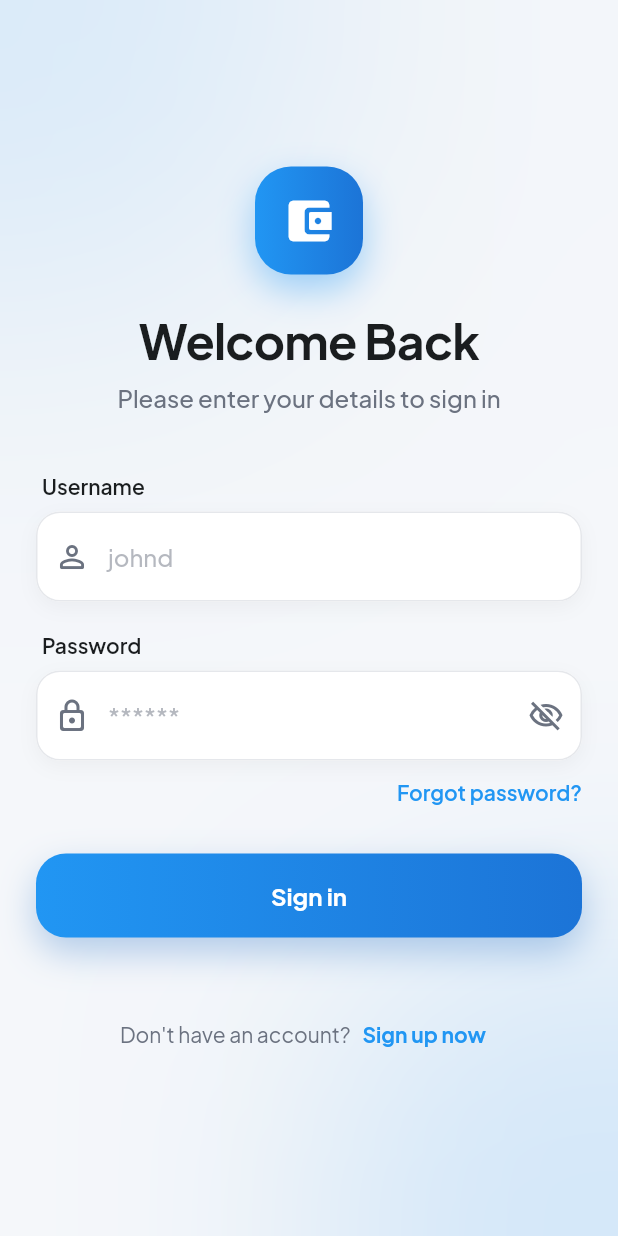
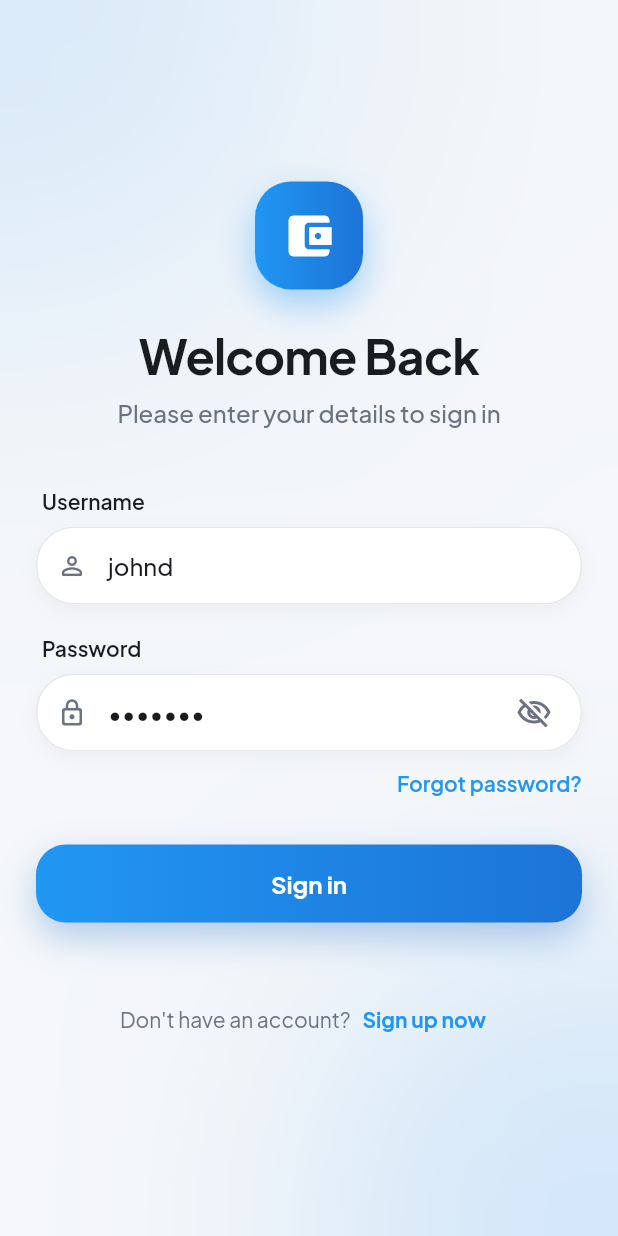
Before and after one commit to devvNA/cash_vit, a Flutter app: the screen it shows after launch, on a phone screen of 412 x 824 dp. Run offline on Flutter 3.47's test engine with Material 3 defaults, Android fonts, the phone set to English and light mode, and no system bars; our stand-ins replace dio, flutter_riverpod, google_fonts, pretty_dio_logger, riverpod_annotation, shared_preferences; generated files the repository leaves out were written again.

Commit message:
fix: Adjust spacing constants and improve login screen UI elements

```diff
--- a/lib/core/themes/app_spacing.dart
+++ b/lib/core/themes/app_spacing.dart
@@ -31,7 +31,7 @@ class AppRadius {
   static const double large = 20;
   static const double card = 24;
   static const double button = 24;
-  static const double full = 999;
+  static const double full = 32;
 
   // BorderRadius helpers
   static BorderRadius get smallRadius => BorderRadius.circular(small);
--- a/lib/features/auth/data/datasources/auth_remote_datasource.dart
+++ b/lib/features/auth/data/datasources/auth_remote_datasource.dart
@@ -28,20 +28,19 @@ class AuthRemoteDatasourceImpl implements AuthRemoteDatasource {
     try {
       final response = await apiRequest.post(
         ApiConstants.loginEndpoint,
-        data: {
-          'username': username,
-          'password': password,
-        },
+        data: {'username': username, 'password': password},
       );
 
       if (response.statusCode == 200 || response.statusCode == 201) {
-        return AuthResponseModel.fromJson(response.data as Map<String, dynamic>);
+        return AuthResponseModel.fromJson(
+          response.data as Map<String, dynamic>,
+        );
       } else {
         throw Exception('Login failed with status: ${response.statusCode}');
       }
     } on DioException catch (e) {
       if (e.response != null) {
-        throw Exception('Login failed: ${e.response?.statusMessage}');
+        throw Exception('Login failed: ${e.response?.data}');
       } else {
         throw Exception('Network error: ${e.message}');
       }
--- a/lib/features/auth/presentation/screens/login_screen.dart
+++ b/lib/features/auth/presentation/screens/login_screen.dart
@@ -13,8 +13,8 @@ class LoginScreen extends ConsumerStatefulWidget {
 }
 
 class _LoginScreenState extends ConsumerState<LoginScreen> {
-  final _usernameController = TextEditingController();
-  final _passwordController = TextEditingController();
+  final _usernameController = TextEditingController(text: 'johnd');
+  final _passwordController = TextEditingController(text: 'm38rmF\$');
   bool _isPasswordVisible = false;
 
   @override
@@ -172,7 +172,7 @@ class _LoginScreenState extends ConsumerState<LoginScreen> {
         Container(
           decoration: BoxDecoration(
             color: AppColors.surfaceWhite,
-            borderRadius: AppRadius.mediumRadius,
+            borderRadius: BorderRadius.circular(25),
             boxShadow: [
               BoxShadow(
                 color: Colors.black.withValues(alpha: 0.04),
@@ -191,33 +191,32 @@ class _LoginScreenState extends ConsumerState<LoginScreen> {
                 color: AppColors.textSecondary.withValues(alpha: 0.5),
               ),
               prefixIcon: const Icon(
+                size: 20,
                 Icons.person_outline_rounded,
                 color: AppColors.textSecondary,
               ),
               border: OutlineInputBorder(
-                borderRadius: BorderRadius.circular(16),
+                borderRadius: BorderRadius.circular(25),
                 borderSide: BorderSide.none,
               ),
               enabledBorder: OutlineInputBorder(
-                borderRadius: AppRadius.mediumRadius,
+                borderRadius: BorderRadius.circular(25),
                 borderSide: const BorderSide(color: AppColors.borderLight),
               ),
               focusedBorder: OutlineInputBorder(
-                borderRadius: AppRadius.mediumRadius,
+                borderRadius: BorderRadius.circular(25),
                 borderSide: const BorderSide(
                   color: AppColors.primaryBlue,
                   width: 2,
                 ),
               ),
               disabledBorder: OutlineInputBorder(
-                borderRadius: AppRadius.mediumRadius,
+                borderRadius: BorderRadius.circular(999),
                 borderSide: const BorderSide(color: AppColors.borderLight),
               ),
               filled: true,
               fillColor: AppColors.surfaceWhite,
-              contentPadding: EdgeInsets.symmetric(
-                vertical: AppSpacing.paddingCard,
-              ),
+              contentPadding: EdgeInsets.symmetric(vertical: 16),
             ),
           ),
         ),
@@ -241,7 +240,7 @@ class _LoginScreenState extends ConsumerState<LoginScreen> {
         Container(
           decoration: BoxDecoration(
             color: AppColors.surfaceWhite,
-            borderRadius: AppRadius.mediumRadius,
+            borderRadius: BorderRadius.circular(25),
             boxShadow: [
               BoxShadow(
                 color: Colors.black.withValues(alpha: 0.04),
@@ -262,10 +261,14 @@ class _LoginScreenState extends ConsumerState<LoginScreen> {
               ),
               prefixIcon: const Icon(
                 Icons.lock_outline_rounded,
+                size: 20,
                 color: AppColors.textSecondary,
               ),
-              suffixIcon: IconButton(
+              suffixIcon: Padding(
+                padding: const EdgeInsets.only(right: 8.0),
+                child: IconButton(
                   icon: Icon(
+                    size: 24,
                     _isPasswordVisible
                         ? Icons.visibility_outlined
                         : Icons.visibility_off_outlined,
@@ -279,30 +282,29 @@ class _LoginScreenState extends ConsumerState<LoginScreen> {
                           });
                         },
                 ),
+              ),
               border: OutlineInputBorder(
                 borderRadius: BorderRadius.circular(16),
                 borderSide: BorderSide.none,
               ),
               enabledBorder: OutlineInputBorder(
-                borderRadius: AppRadius.mediumRadius,
+                borderRadius: BorderRadius.circular(25),
                 borderSide: const BorderSide(color: AppColors.borderLight),
               ),
               focusedBorder: OutlineInputBorder(
-                borderRadius: AppRadius.mediumRadius,
+                borderRadius: BorderRadius.circular(25),
                 borderSide: const BorderSide(
                   color: AppColors.primaryBlue,
                   width: 2,
                 ),
               ),
               disabledBorder: OutlineInputBorder(
-                borderRadius: AppRadius.mediumRadius,
+                borderRadius: BorderRadius.circular(25),
                 borderSide: const BorderSide(color: AppColors.borderLight),
               ),
               filled: true,
               fillColor: AppColors.surfaceWhite,
-              contentPadding: EdgeInsets.symmetric(
-                vertical: AppSpacing.paddingCard,
-              ),
+              contentPadding: EdgeInsets.symmetric(vertical: 16),
             ),
           ),
         ),
@@ -371,7 +373,7 @@ class _LoginButton extends StatelessWidget {
   Widget build(BuildContext context) {
     return Container(
       width: double.infinity,
-      height: 56,
+      height: 52,
       decoration: BoxDecoration(
         gradient: isLoading
             ? LinearGradient(
--- a/lib/features/splash_screen/presentation/providers/splash_provider.dart
+++ b/lib/features/splash_screen/presentation/providers/splash_provider.dart
@@ -48,10 +48,10 @@ class SplashNotifier extends _$SplashNotifier {
   }
 
   /// Start loading animation (0% → 100% in 3 seconds)
-  /// Updates every 30ms for smooth animation
+  /// Updates every 10ms for smooth animation
   void _startLoading() {
-    // Timer updates progress every 30ms (100 updates in 3 seconds)
-    _timer = Timer.periodic(const Duration(milliseconds: 30), (timer) {
+    // Timer updates progress every 10ms (100 updates in 3 seconds)
+    _timer = Timer.periodic(const Duration(milliseconds: 10), (timer) {
       final currentState = state;
 
       if (currentState is SplashLoading) {
--- a/lib/features/splash_screen/presentation/screens/splash_screen.dart
+++ b/lib/features/splash_screen/presentation/screens/splash_screen.dart
@@ -10,7 +10,6 @@ class SplashScreen extends ConsumerWidget {
 
   @override
   Widget build(BuildContext context, WidgetRef ref) {
-    // Listen for side effects (navigation)
     ref.listen<SplashState>(splashProvider, (previous, next) {
       if (next is SplashComplete) {
         Navigator.pushReplacement(
```
Lines whose indentation alone changed are shown as unchanged.
